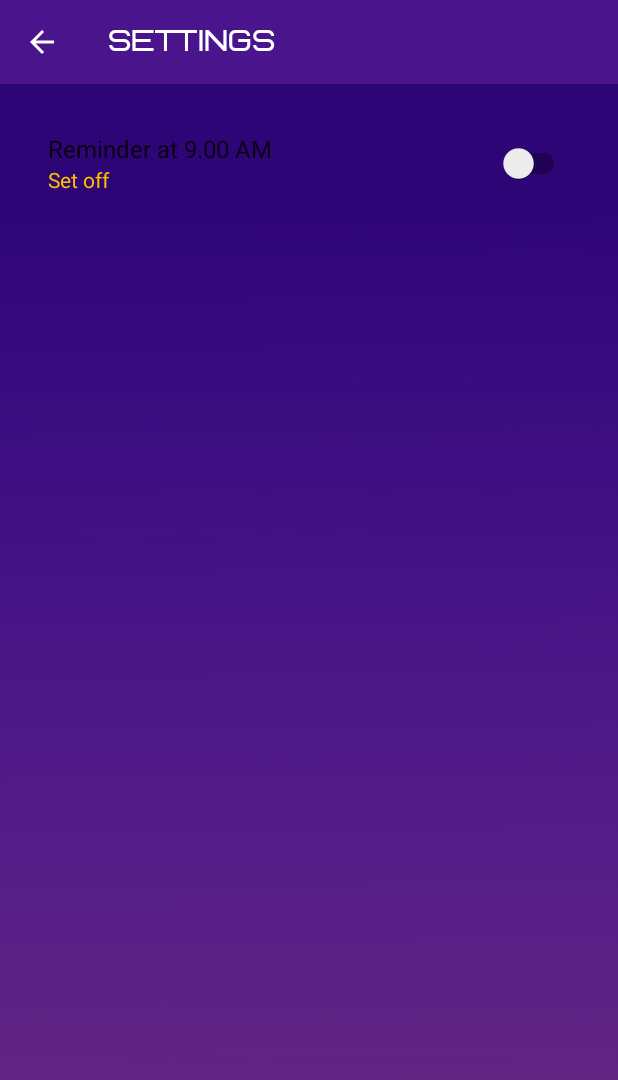
After one commit to renvelvet/github_user_app, an Android app: the SettingsActivity screen opened directly, with no data from a screen before it, on a phone screen of 412 x 824 dp. The commit adds this screen. Shown: the top 1080 px of the screen. Run offline under Robolectric (Android 15) with nearby library versions, the phone set to English and light mode, and no system bars; our stand-ins replace androidx.preference.

Commit message:
Settings, daily reminder, pending intent created

```diff
--- a/app/build.gradle
+++ b/app/build.gradle
@@ -40,6 +40,8 @@ android {
 
 dependencies {
 
+    implementation "androidx.core:core-ktx:1.3.2"
+    implementation 'androidx.preference:preference:1.1.1'
     def room_version = "2.3.0"
     implementation "androidx.room:room-runtime:$room_version"
     kapt "androidx.room:room-compiler:$room_version"
--- /dev/null
+++ b/app/src/main/java/com/dicoding/githubuserapp/data/model/ReminderModel.kt
@@ -0,0 +1,5 @@
+package com.dicoding.githubuserapp.data.model
+
+data class ReminderModel(
+    var isSet: Boolean = false
+)
--- a/app/src/main/java/com/dicoding/githubuserapp/data/remote/User.kt
+++ b/app/src/main/java/com/dicoding/githubuserapp/data/model/UserModel.kt
@@ -1,11 +1,11 @@
-package com.dicoding.githubuserapp.data.remote
+package com.dicoding.githubuserapp.data.model
 
 import android.os.Parcelable
 import com.google.gson.annotations.SerializedName
-import kotlinx.android.parcel.Parcelize
+import kotlinx.parcelize.Parcelize
 
 @Parcelize
-data class User(
+data class UserModel(
 
 	@field:SerializedName("login")
 	val username: String? = null,
--- /dev/null
+++ b/app/src/main/java/com/dicoding/githubuserapp/data/preference/ReminderPreference.kt
@@ -0,0 +1,26 @@
+package com.dicoding.githubuserapp.data.preference
+
+import android.content.Context
+import androidx.core.content.edit
+import com.dicoding.githubuserapp.data.model.ReminderModel
+
+class ReminderPreference(context: Context) {
+    companion object {
+        private const val PREFS_NAME = "pref_name"
+        private const val REMINDER = "reminder"
+    }
+
+    private val preferences = context.getSharedPreferences(PREFS_NAME, Context.MODE_PRIVATE)
+
+    fun setReminder(value: ReminderModel) {
+        preferences.edit {
+            putBoolean(REMINDER, value.isSet)
+        }
+    }
+
+    fun getReminder() : ReminderModel {
+        val model = ReminderModel()
+        model.isSet = preferences.getBoolean(REMINDER, false)
+        return model
+    }
+}
--- a/app/src/main/java/com/dicoding/githubuserapp/data/remote/ApiService.kt
+++ b/app/src/main/java/com/dicoding/githubuserapp/data/remote/ApiService.kt
@@ -1,6 +1,7 @@
 package com.dicoding.githubuserapp.data.remote
 
 import com.dicoding.githubuserapp.BuildConfig
+import com.dicoding.githubuserapp.data.model.UserModel
 import retrofit2.Call
 import retrofit2.http.GET
 import retrofit2.http.Headers
@@ -33,11 +34,11 @@ interface ApiService {
     @Headers("Authorization: token $TOKEN")
     fun getUserFollower(
         @Path("username") username: String?
-    ): Call<ArrayList<User>>
+    ): Call<ArrayList<UserModel>>
 
     @GET(ENDPOINT_USER_FOLLOWING)
     @Headers("Authorization: token $TOKEN")
     fun getUserFollowing(
         @Path("username") username: String?
-    ): Call<ArrayList<User>>
+    ): Call<ArrayList<UserModel>>
 }
--- a/app/src/main/java/com/dicoding/githubuserapp/data/remote/ResponseUser.kt
+++ b/app/src/main/java/com/dicoding/githubuserapp/data/remote/ResponseUser.kt
@@ -1,10 +1,11 @@
 package com.dicoding.githubuserapp.data.remote
 
+import com.dicoding.githubuserapp.data.model.UserModel
 import com.google.gson.annotations.SerializedName
 
 data class ResponseUser(
     @field:SerializedName("items")
-    val items: ArrayList<User>,
+    val items: ArrayList<UserModel>,
 
     @field:SerializedName("total_count")
     val result: Int
--- /dev/null
+++ b/app/src/main/java/com/dicoding/githubuserapp/ui/user/SettingsActivity.kt
@@ -0,0 +1,70 @@
+package com.dicoding.githubuserapp.ui.user
+
+import android.os.Bundle
+import androidx.appcompat.app.AppCompatActivity
+import androidx.preference.PreferenceFragmentCompat
+import androidx.preference.SwitchPreferenceCompat
+import com.dicoding.githubuserapp.R
+import com.dicoding.githubuserapp.data.model.ReminderModel
+import com.dicoding.githubuserapp.data.preference.ReminderPreference
+import com.dicoding.githubuserapp.databinding.SettingsActivityBinding
+import com.dicoding.githubuserapp.receiver.AlarmReceiver
+
+class SettingsActivity : AppCompatActivity() {
+    private lateinit var binding: SettingsActivityBinding
+
+    override fun onCreate(savedInstanceState: Bundle?) {
+        super.onCreate(savedInstanceState)
+        binding = SettingsActivityBinding.inflate(layoutInflater)
+        setContentView(binding.root)
+
+        if (savedInstanceState == null) {
+            supportFragmentManager
+                .beginTransaction()
+                .replace(R.id.settings, SettingsFragment())
+                .commit()
+        }
+
+
+        supportActionBar?.setDisplayHomeAsUpEnabled(true)
+    }
+
+    class SettingsFragment : PreferenceFragmentCompat() {
+        private lateinit var reminderSet: SwitchPreferenceCompat
+        private var reminderModel: ReminderModel = ReminderModel()
+        private var alarmReceiver: AlarmReceiver = AlarmReceiver()
+
+        override fun onCreatePreferences(savedInstanceState: Bundle?, rootKey: String?) {
+            setPreferencesFromResource(R.xml.root_preferences, rootKey)
+
+            reminderSet = findPreference(resources.getString(R.string.key_set_alarm))!!
+            val reminderPreference = context?.let { ReminderPreference(it) }
+            if (reminderPreference != null) {
+                reminderSet.isChecked = reminderPreference.getReminder().isSet
+            }
+
+            reminderSet.setOnPreferenceChangeListener { _, newValue ->
+                reminderModel.isSet = newValue as Boolean
+                reminderPreference?.setReminder(reminderModel)
+                if (newValue) {
+                    context?.let { alarmReceiver.setAlarm(it, "daily reminder") }
+                } else {
+                    context?.let { alarmReceiver.cancelAlarm(it) }
+                }
+                true
+            }
+        }
+    }
+}
+//binding.apply {
+//    settings.isChecked = reminderPreference.getReminder().isSet
+//    settings.setOnCheckedChangeListener { switch, checked ->
+//        reminderModel.isSet = checked
+//        reminderPreference.setReminder(reminderModel)
+//        if (checked) {
+//            alarmReceiver.setAlarm(this, "daily reminder")
+//        } else {
+//            alarmReceiver.cancelAlarm(this)
+//        }
+//    }
+//}
--- a/app/src/main/java/com/dicoding/githubuserapp/ui/user/UserViewModel.kt
+++ b/app/src/main/java/com/dicoding/githubuserapp/ui/user/UserViewModel.kt
@@ -5,15 +5,15 @@ import androidx.lifecycle.LiveData
 import androidx.lifecycle.MutableLiveData
 import androidx.lifecycle.ViewModel
 import com.dicoding.githubuserapp.data.remote.ResponseUser
-import com.dicoding.githubuserapp.data.remote.User
+import com.dicoding.githubuserapp.data.model.UserModel
 import com.dicoding.githubuserapp.data.remote.ApiConfig
 import retrofit2.Call
 import retrofit2.Callback
 import retrofit2.Response
 
 class UserViewModel : ViewModel() {
-    val list = MutableLiveData<ArrayList<User>>()
-    val getList: LiveData<ArrayList<User>>
+    val list = MutableLiveData<ArrayList<UserModel>>()
+    val getList: LiveData<ArrayList<UserModel>>
         get() = list
 
     var isNotFound = false
--- /dev/null
+++ b/app/src/main/res/layout/settings_activity.xml
@@ -0,0 +1,21 @@
+<LinearLayout xmlns:android="http://schemas.android.com/apk/res/android"
+    android:layout_width="match_parent"
+    android:layout_height="match_parent"
+    android:orientation="vertical"
+    android:background="@drawable/main_bg"
+    android:padding="16dp">
+
+    <!--    <androidx.appcompat.widget.SwitchCompat-->
+    <!--        android:id="@+id/settings"-->
+    <!--        android:layout_width="match_parent"-->
+    <!--        android:layout_height="wrap_content"-->
+    <!--        android:text="@string/title_set_alarm"-->
+    <!--        android:textOff="@string/on_reminder"-->
+    <!--        android:textOn="@string/no_reminder" />-->
+
+    <FrameLayout
+        android:id="@+id/settings"
+        android:layout_width="match_parent"
+        android:layout_height="match_parent" />
+
+</LinearLayout>
--- a/app/src/main/res/values/strings.xml
+++ b/app/src/main/res/values/strings.xml
@@ -15,8 +15,16 @@
     <string name="text_null">\t-</string>
     <string name="error_message">Sorry, the query didn\'t match any</string>
     <string name="link_user">%1s\'s Page</string>
-    <string name="change_language_settings">Change Language Settings</string>
+    <string name="change_language_settings">Set Language</string>
     <string name="welcoming_message">Looking for Github Buddy? Try on the search bar above!</string>
     <string name="add_to_favorite">User added to favorite</string>
     <string name="no_favorite">You haven\'t added any buddy!</string>
+    <string name="title_set_alarm">Reminder at 9.00 AM</string>
+    <string name="no_reminder">Set</string>
+    <string name="on_reminder">Set off</string>
+    <string name="key_set_alarm">alarm</string>
+    <string name="toast_set_alarm">Reminder has been set</string>
+    <string name="toast_cancel_alarm">Reminder cancelled</string>
+    <string name="content_text">Here is daily reminder</string>
+    <string name="title_activity_settings">Settings</string>
 </resources>
--- a/app/src/main/res/values/themes.xml
+++ b/app/src/main/res/values/themes.xml
@@ -1,7 +1,7 @@
 <resources xmlns:tools="http://schemas.android.com/tools">
     <style name="Theme.GithubUserApp" parent="Theme.MaterialComponents.DayNight.DarkActionBar">
         <item name="colorPrimary">@color/purple_900</item>
-        <item name="colorPrimaryVariant">@color/purple_dark</item>
+        <item name="colorPrimaryVariant">@color/white</item>
         <item name="colorOnPrimary">@color/purple_900</item>
         <item name="android:windowLightStatusBar" tools:targetApi="m">false</item>
         <item name="textAppearanceHeadline6">@style/TextAppearance.App.Headline6</item>
@@ -22,4 +22,8 @@
         <item name="fontFamily">@font/nunito</item>
         <item name="android:fontFamily">@font/nunito</item>
     </style>
+
+    <style name="PreferenceScreen" parent="Theme.GithubUserApp">
+        <item name="android:textColor">@color/white</item>
+    </style>
 </resources>
--- /dev/null
+++ b/app/src/main/res/xml/root_preferences.xml
@@ -0,0 +1,12 @@
+<PreferenceScreen xmlns:android="http://schemas.android.com/apk/res/android"
+    xmlns:app="http://schemas.android.com/apk/res-auto"
+    android:background="@drawable/list_bg">
+
+    <SwitchPreferenceCompat
+        app:iconSpaceReserved="false"
+        app:key="@string/key_set_alarm"
+        app:summaryOff="@string/on_reminder"
+        app:summaryOn="@string/no_reminder"
+        app:title="@string/title_set_alarm" />
+
+</PreferenceScreen>
```
Also changed, not shown: app/src/main/AndroidManifest.xml (+11 -0 lines), app/src/main/java/com/dicoding/githubuserapp/adapter/UserAdapter.kt (+4 -4 lines), app/src/main/java/com/dicoding/githubuserapp/receiver/AlarmReceiver.kt (added, +98 -0 lines), app/src/main/java/com/dicoding/githubuserapp/ui/MainActivity.kt (+18 -7 lines), app/src/main/java/com/dicoding/githubuserapp/ui/favorite/FavoriteActivity.kt (+5 -5 lines), app/src/main/java/com/dicoding/githubuserapp/ui/sections/SectionsPagerViewModel.kt (+11 -11 lines), app/src/main/res/menu/action_menu.xml (+6 -1 lines), app/src/main/res/drawable/ic_access_alarm_black.png (added), 1 other file.
